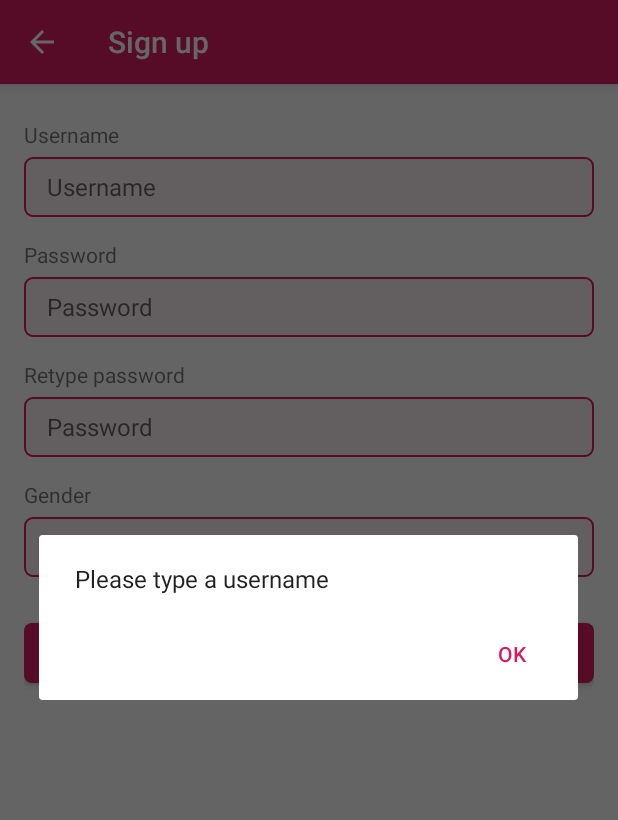
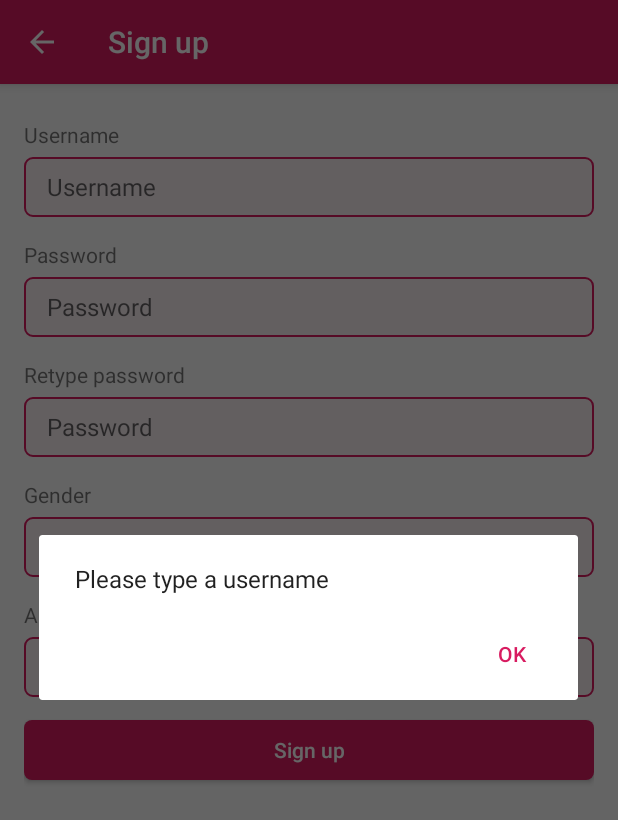
Before and after one commit to Davlveek/ProjectWEB, an Android app: the SignupActivity screen opened directly, with no data from a screen before it, after a tap on "Sign up", on a phone screen of 412 x 824 dp. Shown: the top 820 px of the screen. Run offline under Robolectric (Android 15) with nearby library versions, the phone set to English and light mode, and no system bars; libraries missing offline, so code that uses them is left out: com.androidnetworking.

Commit message:
Добавлен логин и регистрация

```diff
--- a/app/build.gradle
+++ b/app/build.gradle
@@ -31,4 +31,7 @@ dependencies {
     testImplementation 'junit:junit:4.12'
     androidTestImplementation 'androidx.test.ext:junit:1.1.1'
     androidTestImplementation 'androidx.test.espresso:espresso-core:3.2.0'
+    implementation 'com.squareup.retrofit2:retrofit:2.5.0'
+    implementation 'com.squareup.retrofit2:converter-gson:2.3.0'
+    implementation 'com.amitshekhar.android:android-networking:1.0.2'
 }
--- a/app/src/main/AndroidManifest.xml
+++ b/app/src/main/AndroidManifest.xml
@@ -1,13 +1,15 @@
 <?xml version="1.0" encoding="utf-8"?>
 <manifest xmlns:android="http://schemas.android.com/apk/res/android"
     package="com.example.projectweb">
-
+    <uses-permission android:name="android.permission.INTERNET" />
+    <uses-permission android:name="android.permission.ACCESS_NETWORK_STATE" />
     <application
         android:allowBackup="true"
         android:icon="@mipmap/ic_launcher"
         android:label="@string/app_name"
         android:roundIcon="@mipmap/ic_launcher_round"
         android:supportsRtl="true"
+        android:usesCleartextTraffic="true"
         android:theme="@style/AppTheme">
         <activity android:name=".ChatActivity"></activity>
         <activity android:name=".SettingsBirthdayActivity" />
--- a/app/src/main/java/com/example/projectweb/MainActivity.java
+++ b/app/src/main/java/com/example/projectweb/MainActivity.java
@@ -1,6 +1,4 @@
 package com.example.projectweb;
-
-import androidx.appcompat.app.AppCompatActivity;
 
 import android.app.AlertDialog;
 import android.content.Context;
@@ -11,6 +9,9 @@ import android.view.MenuInflater;
 import android.view.MenuItem;
 import android.view.View;
 
+import androidx.appcompat.app.AppCompatActivity;
+
+import com.androidnetworking.AndroidNetworking;
 import com.google.android.material.floatingactionbutton.FloatingActionButton;
 
 public class MainActivity extends AppCompatActivity {
@@ -29,6 +30,7 @@ public class MainActivity extends AppCompatActivity {
                 onAddChatClick();
             }
         });
+        AndroidNetworking.initialize(getApplicationContext());
     }
 
     @Override
--- a/app/src/main/java/com/example/projectweb/SignupActivity.java
+++ b/app/src/main/java/com/example/projectweb/SignupActivity.java
@@ -1,13 +1,21 @@
 package com.example.projectweb;
 
-import androidx.appcompat.app.AppCompatActivity;
-
 import android.app.Activity;
+import android.content.Context;
 import android.content.Intent;
 import android.os.Bundle;
 import android.view.MenuItem;
 import android.view.View;
 import android.widget.EditText;
+import android.widget.Spinner;
+import android.widget.Toast;
+
+import androidx.appcompat.app.AppCompatActivity;
+
+import com.example.projectweb.chat.User;
+import com.example.projectweb.rest.Retrorest;
+
+import java.util.concurrent.ExecutionException;
 
 public class SignupActivity extends AppCompatActivity {
 
@@ -42,25 +50,59 @@ public class SignupActivity extends AppCompatActivity {
         return true;
     }
 
-    public void onSignupButtonClick(View v) {
+    public void onSignupButtonClick(View v) throws ExecutionException, InterruptedException {
+        String username = ((EditText)findViewById(R.id.usernameEditText)).getText().toString();
+        String password = ((EditText)findViewById(R.id.passwordEditText)).getText().toString();
+        String password2 = ((EditText)findViewById(R.id.retypePasswordEditText)).getText().toString();
+        String age = ((EditText)findViewById(R.id.ageEditText)).getText().toString();
+        String gender = ((Spinner)findViewById(R.id.genderSpinner)).getSelectedItem().toString();
+        Integer code = Retrorest.BAD_ERROR;
 
-        if(((EditText)findViewById(R.id.usernameEditText)).getText().toString().isEmpty()) {
+        if(username.isEmpty()) {
             MainActivity.showMessageBox("Please type a username", this);
             return;
         }
 
-        if(((EditText)findViewById(R.id.passwordEditText)).getText().toString().isEmpty()) {
+        if(password.isEmpty()) {
             MainActivity.showMessageBox("Please type a password", this);
             return;
         }
 
-        if(!((EditText) findViewById(R.id.passwordEditText)).getText().toString().equals(
-                ((EditText) findViewById(R.id.retypePasswordEditText)).getText().toString())) {
+        if(!password.equals(password2)) {
             MainActivity.showMessageBox("Passwords did not match", this);
             return;
         }
 
-        setResult(Activity.RESULT_OK, new Intent());
+        if(age.isEmpty()) {
+            MainActivity.showMessageBox("Set your age", this);
+            return;
+        }
+
+        User user = new User(username, password, age, gender);
+        AsyncSignup signupThread = (AsyncSignup) new AsyncSignup();
+
+        code = signupThread.execute(user).get();
+        Context context = getApplicationContext();
+
+        Toast toast = Toast.makeText(context, code.toString(), Toast.LENGTH_LONG);
+        toast.show();
+
+        if(code == Retrorest.BAD_ERROR){
+            // чет вообще все плохо пошло, возможно интернета нет, или еще что-то страшное произошло
+            Toast toastee = Toast.makeText(context, "Error while login. Check your internet connection", Toast.LENGTH_LONG);
+            toastee.show();
+        }
+        else if(code == 201){
+            // удачно зарегались
+            Toast toastee = Toast.makeText(context, "Successfully signed up!", Toast.LENGTH_LONG);
+            toastee.show();
+            setResult(Activity.RESULT_OK, new Intent());
+        }
+        else if(code==500){
+            // некорректная регистрация
+            Toast toastee = Toast.makeText(context, "Nickname is in use. Please choose another", Toast.LENGTH_LONG);
+            toastee.show();
+        }
         this.finish();
     }
 }
--- /dev/null
+++ b/app/src/main/java/com/example/projectweb/rest/PostLogin.java
@@ -0,0 +1,4 @@
+package com.example.projectweb.rest;
+
+public interface PostLogin {
+}
--- a/app/src/main/res/layout/activity_signup.xml
+++ b/app/src/main/res/layout/activity_signup.xml
@@ -11,15 +11,17 @@
         android:layout_height="0dp"
         app:layout_constraintBottom_toBottomOf="parent"
         app:layout_constraintEnd_toEndOf="parent"
+        app:layout_constraintHorizontal_bias="0.0"
         app:layout_constraintStart_toStartOf="parent"
-        app:layout_constraintTop_toTopOf="parent">
+        app:layout_constraintTop_toTopOf="parent"
+        app:layout_constraintVertical_bias="0.0">
 
         <LinearLayout
             android:layout_width="match_parent"
             android:layout_height="wrap_content"
             android:layout_marginLeft="16dp"
+            android:layout_marginTop="24dp"
             android:layout_marginRight="16dp"
-            android:layout_marginTop="24dp"
             android:orientation="vertical">
 
             <LinearLayout
@@ -130,6 +132,32 @@
                     android:paddingRight="7dp"
                     android:spinnerMode="dialog"
                     android:textSize="16sp" />
+
+            </LinearLayout>
+
+            <LinearLayout
+                android:id="@+id/ageLayout"
+                android:layout_width="match_parent"
+                android:layout_height="wrap_content"
+                android:orientation="vertical">
+
+                <TextView
+                    android:id="@+id/ageTextView"
+                    android:layout_width="match_parent"
+                    android:layout_height="wrap_content"
+                    android:layout_marginBottom="5dp"
+                    android:digits="0123456789"
+                    android:inputType="number"
+                    android:text="Age" />
+
+                <EditText
+                    android:id="@+id/ageEditText"
+                    style="@style/field"
+                    android:layout_width="match_parent"
+                    android:layout_height="40dp"
+                    android:hint="Age"
+                    android:inputType="number" />
+
             </LinearLayout>
 
             <Button
@@ -139,10 +167,10 @@
                 android:layout_marginTop="15dp"
                 android:layout_marginBottom="10dp"
                 android:background="@drawable/button_background"
+                android:onClick="onSignupButtonClick"
                 android:text="Sign up"
                 android:textAllCaps="false"
-                android:textColor="@android:color/white"
-                android:onClick="onSignupButtonClick"/>
+                android:textColor="@android:color/white" />
         </LinearLayout>
     </ScrollView>
 </androidx.constraintlayout.widget.ConstraintLayout>
--- a/app/src/main/res/values/strings.xml
+++ b/app/src/main/res/values/strings.xml
@@ -1,8 +1,8 @@
 <resources>
     <string name="app_name">ProjectWEB</string>
     <string-array name="gender">
-        <item>Male</item>
-        <item>Female</item>
+        <item>m</item>
+        <item>f</item>
     </string-array>
     <string name="empty_value">—</string>
     <string-array name="months">
--- a/app/src/main/res/values/styles.xml
+++ b/app/src/main/res/values/styles.xml
@@ -6,4 +6,15 @@
         <item name="colorPrimaryDark">@color/colorPrimaryDark</item>
         <item name="colorAccent">@color/colorAccent</item>
     </style>
+
+    <style name="field">
+        <item name="android:layout_width">match_parent</item>
+        <item name="android:layout_height">40dp</item>
+        <item name="android:background">@drawable/edit_text_background</item>
+        <item name="android:ems">10</item>
+        <item name="android:inputType">text</item>
+        <item name="android:paddingLeft">15dp</item>
+        <item name="android:paddingRight">15dp</item>
+        <item name="android:textSize">16sp</item>
+    </style>
 </resources>
```
Also changed, not shown: app/src/main/java/com/example/projectweb/AsyncLOgin.java (added, +43 -0 lines), app/src/main/java/com/example/projectweb/AsyncSignup.java (added, +42 -0 lines), app/src/main/java/com/example/projectweb/LoginActivity.java (+25 -6 lines), app/src/main/java/com/example/projectweb/Token.java (added, +31 -0 lines), app/src/main/java/com/example/projectweb/chat/User.java (added, +95 -0 lines), app/src/main/java/com/example/projectweb/rest/RestApi.java (added, +27 -0 lines), app/src/main/java/com/example/projectweb/rest/Retrorest.java (added, +21 -0 lines).
